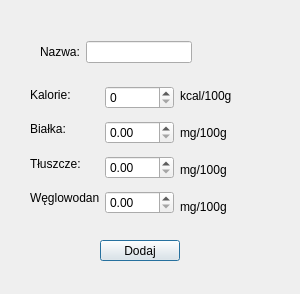
Above: FitBulliq/addownproductwindow.ui from kmbrzoza/FitBulliq before the change. Below: the same form after it.
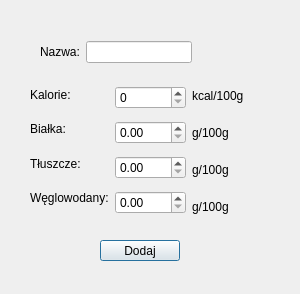
That is the form after the change.

```diff
--- a/FitBulliq/addownproductwindow.ui
+++ b/FitBulliq/addownproductwindow.ui
@@ -22,6 +22,11 @@
     <height>294</height>
    </size>
   </property>
+  <property name="font">
+   <font>
+    <pointsize>9</pointsize>
+   </font>
+  </property>
   <property name="windowTitle">
    <string>Dialog</string>
   </property>
@@ -65,7 +70,7 @@
     <rect>
      <x>30</x>
      <y>80</y>
-     <width>252</width>
+     <width>277</width>
      <height>142</height>
     </rect>
    </property>
@@ -155,21 +160,21 @@
       <item>
        <widget class="QLabel" name="label_6">
         <property name="text">
-         <string>mg/100g</string>
+         <string>g/100g</string>
         </property>
        </widget>
       </item>
       <item>
        <widget class="QLabel" name="label_7">
         <property name="text">
-         <string>mg/100g</string>
+         <string>g/100g</string>
         </property>
        </widget>
       </item>
       <item>
        <widget class="QLabel" name="label_8">
         <property name="text">
-         <string>mg/100g</string>
+         <string>g/100g</string>
         </property>
        </widget>
       </item>
```
